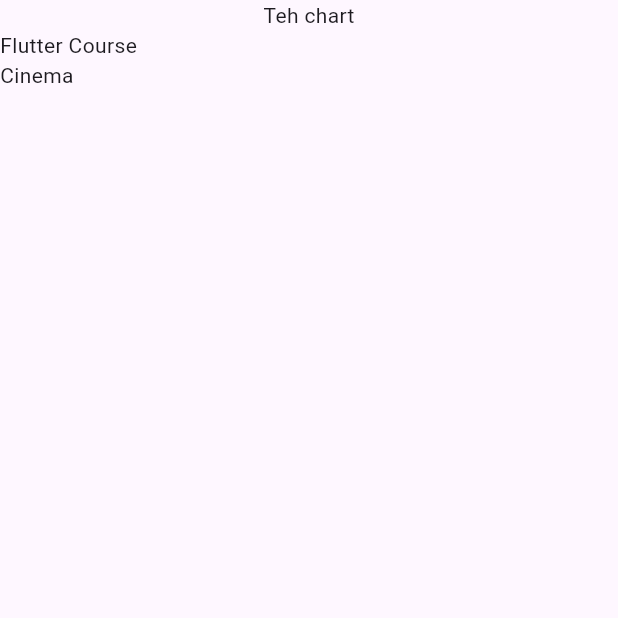
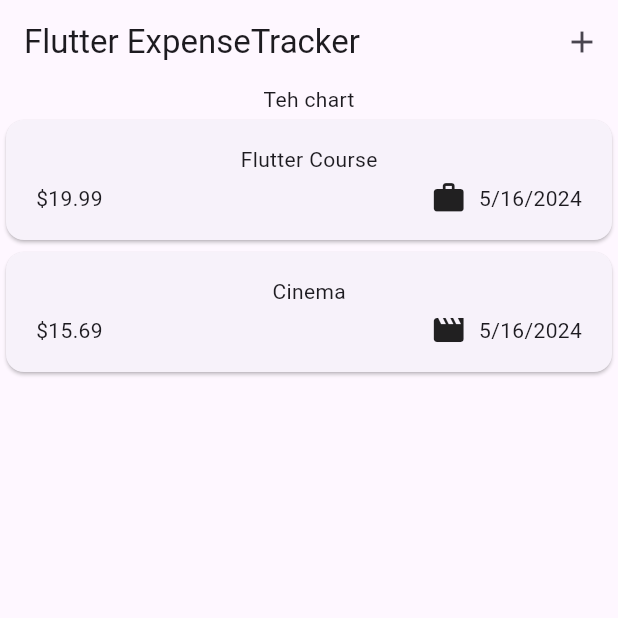
Before and after one commit to taejun864/flutter_expense_tracker, a Flutter app: the screen it shows after launch, on a phone screen of 412 x 824 dp, the top half of it. Run offline on Flutter 3.47's test engine with Material 3 defaults, Android fonts, the phone set to English and light mode, and no system bars.

Commit message:
working on appbar

```diff
--- a/lib/main.dart
+++ b/lib/main.dart
@@ -1,6 +1,6 @@
 import 'package:flutter/material.dart';
 
-import 'package:expense_tracker/expenses.dart';
+import 'package:expense_tracker/widgets/expenses.dart';
 
 void main() {
   runApp(
--- a/lib/models/expense.dart
+++ b/lib/models/expense.dart
@@ -1,8 +1,19 @@
+import 'package:flutter/material.dart';
 import 'package:uuid/uuid.dart';
+import 'package:intl/intl.dart';
+
+final formatter = DateFormat.yMd();
 
 const uuid = Uuid();
 
 enum Category { food, travel, leisure, work }
+
+const categoryIcons = {
+  Category.food: Icons.lunch_dining,
+  Category.travel: Icons.flight_takeoff,
+  Category.leisure: Icons.movie,
+  Category.work: Icons.work,
+};
 
 class Expense {
   Expense({
@@ -17,4 +28,8 @@ class Expense {
   final double amount;
   final DateTime date;
   final Category category;
+
+  String get getFormattedDate {
+    return formatter.format(date);
+  }
 }
--- a/lib/expenses.dart
+++ b/lib/widgets/expenses.dart
@@ -32,6 +32,15 @@ class _ExpensesState extends State<Expenses> {
   @override
   Widget build(BuildContext context) {
     return Scaffold(
+      appBar: AppBar(
+        title: const Text('Flutter ExpenseTracker'),
+        actions: [
+          IconButton(
+            onPressed: () {},
+            icon: const Icon(Icons.add),
+          ),
+        ],
+      ),
       body: Column(
         children: [
           const Text('Teh chart'),
--- a/lib/widgets/expenses_list/expense_item.dart
+++ b/lib/widgets/expenses_list/expense_item.dart
@@ -0,0 +1,40 @@
+import 'package:flutter/material.dart';
+
+import 'package:expense_tracker/models/expense.dart';
+
+class ExpenseItem extends StatelessWidget {
+  const ExpenseItem(this.expense, {super.key});
+
+  final Expense expense;
+
+  @override
+  Widget build(BuildContext context) {
+    return Card(
+      child: Padding(
+        padding: const EdgeInsets.symmetric(
+          horizontal: 20,
+          vertical: 16,
+        ),
+        child: Column(
+          children: [
+            Text(expense.title),
+            const SizedBox(height: 4),
+            Row(
+              children: [
+                Text('\$${expense.amount.toStringAsFixed(2)}'),
+                const Spacer(),
+                Row(
+                  children: [
+                    Icon(categoryIcons[expense.category]),
+                    const SizedBox(width: 8),
+                    Text(expense.getFormattedDate),
+                  ],
+                ),
+              ],
+            ),
+          ],
+        ),
+      ),
+    );
+  }
+}
--- a/lib/widgets/expenses_list/expenses_list.dart
+++ b/lib/widgets/expenses_list/expenses_list.dart
@@ -1,3 +1,4 @@
+import 'package:expense_tracker/widgets/expenses_list/expense_item.dart';
 import 'package:flutter/material.dart';
 
 import 'package:expense_tracker/models/expense.dart';
@@ -14,7 +15,7 @@ class ExpensesList extends StatelessWidget {
   Widget build(BuildContext context) {
     return ListView.builder(
       itemCount: expenses.length,
-      itemBuilder: (ctx, index) => Text(expenses[index].title),
+      itemBuilder: (ctx, index) => ExpenseItem(expenses[index]),
     );
   }
 }
--- a/pubspec.yaml
+++ b/pubspec.yaml
@@ -36,6 +36,7 @@ dependencies:
   # Use with the CupertinoIcons class for iOS style icons.
   cupertino_icons: ^1.0.6
   uuid: ^4.4.0
+  intl: ^0.19.0
 
 dev_dependencies:
   flutter_test:
```
Also changed, not shown: pubspec.lock.
